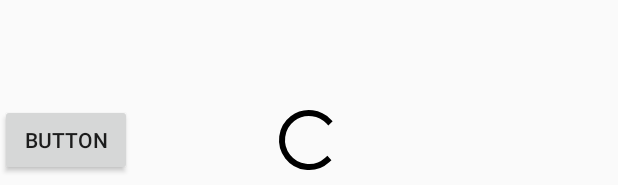
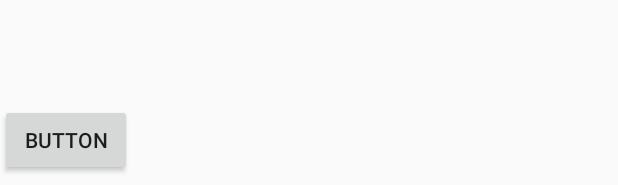
Before and after one commit to MalgoskaBou/AwesomeApp, an Android app: the layout activity_details.xml on its own in the app's theme, with its tools: preview values and no code run, on a phone screen of 412 x 824 dp. Shown: the part 1048-1233 px from the top of the screen. Run offline under Robolectric (Android 15) with nearby library versions, the phone set to English and light mode, and no system bars.

```diff
--- a/app/src/main/res/layout/activity_details.xml
+++ b/app/src/main/res/layout/activity_details.xml
@@ -103,18 +103,6 @@
 
     </android.support.v7.widget.RecyclerView>
 
-    <ProgressBar
-        android:id="@+id/progressBar"
-        style="?android:attr/progressBarStyle"
-        android:layout_width="wrap_content"
-        android:layout_height="wrap_content"
-        android:layout_marginBottom="8dp"
-        android:layout_marginEnd="@dimen/mediumDp"
-        android:layout_marginStart="8dp"
-        app:layout_constraintBottom_toBottomOf="parent"
-        app:layout_constraintEnd_toEndOf="parent"
-        app:layout_constraintStart_toStartOf="parent" />
-
     <TextView
         android:id="@+id/noOneWorkCurrently"
         android:layout_width="0dp"
```
Also changed, not shown: app/src/main/java/com/awesomeapp/android/awesomeapp/DetailsActivity.kt (+18 -12 lines), app/src/main/java/com/awesomeapp/android/awesomeapp/ProjectsActivity.kt (+9 -1 lines), app/src/main/res/layout/activity_projects.xml (+0 -12 lines).
